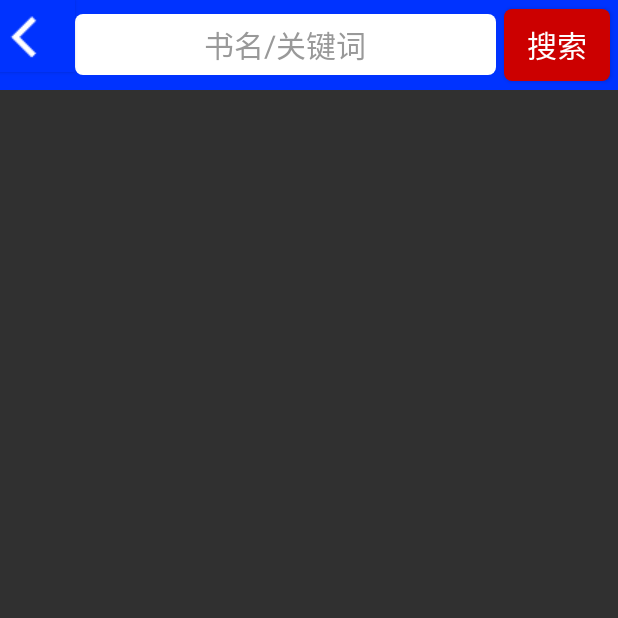
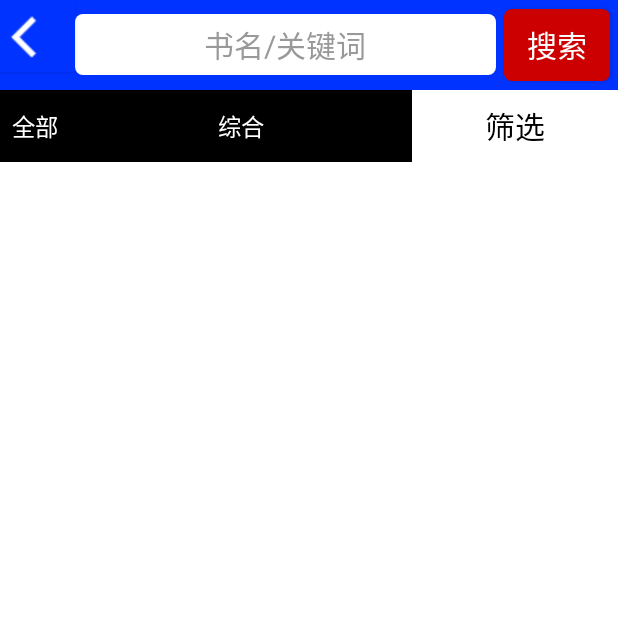
Before and after one commit to dpcraft/ShareBook, an Android app: the SearchActivity screen opened directly, with no data from a screen before it, on a phone screen of 412 x 824 dp, the top half of it. Run offline under Robolectric (Android 15) with nearby library versions, the phone set to English and light mode, and no system bars.

Commit message:
MOD: Welcome page and spinner

```diff
--- a/app/src/main/java/cn/dpcraft/sharebook/FindFragment.java
+++ b/app/src/main/java/cn/dpcraft/sharebook/FindFragment.java
@@ -91,8 +91,6 @@ public class FindFragment extends Fragment{
         mAdapter_ListGroup.AddType(R.layout.book_type_item);
         mAdapter_ListGroup.AddType(R.layout.drawer_button_item);
         listView.setAdapter(mAdapter_ListGroup);
-
-
         list_GroupItem.add(new ListItem(0, getHashMap0()));
         list_GroupItem.add(new ListItem(1, getHashMap0()));
         list_GroupItem.add(new ListItem(2, getHashMap0()));
--- a/app/src/main/java/cn/dpcraft/sharebook/SearchActivity.java
+++ b/app/src/main/java/cn/dpcraft/sharebook/SearchActivity.java
@@ -6,21 +6,38 @@ import android.content.Intent;
 import android.os.Bundle;
 import android.view.View;
 import android.view.inputmethod.InputMethodManager;
+import android.widget.AdapterView;
+import android.widget.ArrayAdapter;
 import android.widget.Button;
 import android.widget.EditText;
+import android.widget.Spinner;
 import android.widget.Toast;
 
 /**
  * Created by DPC on 2016/12/11.
  */
 public class SearchActivity extends Activity {
+
+    private Spinner dealTypeSpinner = null;
+    private Spinner orderSpinner = null;
+    ArrayAdapter<String> dealTypeAdapter = null;
+    ArrayAdapter<String> orderAdapter = null;
+
+    private String[] dealType = new String[]{"全部","仅出售","仅出租"};
+    private String[][] order = new String[][]{{"综合","价格从低到高","价格从高到低","成色优先"},
+            {"综合","价格从低到高","价格从高到低","成色优先"},
+            {"综合","日期从长到短","日期从短到长","成色优先"}};
+
+
     @Override
     protected void onCreate(Bundle savedInstanceState){
         super.onCreate(savedInstanceState);
         setContentView(R.layout.activity_search);
+        setSpinner();
         EditText etSearch = (EditText)findViewById(R.id.et_search);
         Button buttonSearch = (Button)findViewById(R.id.button_search);
         Button buttonBack = (Button)findViewById(R.id.button_back) ;
+        Button buttonFiltration = (Button)findViewById(R.id.button_filtration);
         buttonSearch .setOnClickListener(new View.OnClickListener() {
             @Override
             public void onClick(View view) {
@@ -42,6 +59,27 @@ public class SearchActivity extends Activity {
         intent.putExtra("para2",data2);
         context.startActivity(intent);
     }
+
+    private void setSpinner(){
+        dealTypeSpinner = (Spinner)findViewById(R.id.spin_deal_type);
+        orderSpinner = (Spinner)findViewById(R.id.spin_order);
+        dealTypeAdapter = new ArrayAdapter<String>(SearchActivity.this,R.layout.support_simple_spinner_dropdown_item,dealType);
+        dealTypeSpinner.setAdapter(dealTypeAdapter);
+        dealTypeSpinner.setSelection(0,true);
+        orderAdapter = new ArrayAdapter<String>(SearchActivity.this,R.layout.support_simple_spinner_dropdown_item,order[0]);
+        orderSpinner.setAdapter(orderAdapter);
+        orderSpinner.setSelection(0,true);
+
+       /* dealTypeSpinner.setOnItemClickListener(new AdapterView.OnItemClickListener(){
+            @Override
+            public void onItemSelected(AdapterView<?> arg0,View arg1,int position,long args3){
+                orderAdapter = new ArrayAdapter<String>(SearchActivity.this,R.layout.search_spinner_item,order[position]);
+                orderSpinner.setAdapter(orderAdapter);
+            }
+        });*/
+    }
+
+
     //关闭软键盘
     private void hintKbOne() {
         InputMethodManager imm = (InputMethodManager)getSystemService(Context.INPUT_METHOD_SERVICE);
--- /dev/null
+++ b/app/src/main/res/color/item_bottom_nav_selector.xml
@@ -0,0 +1,6 @@
+<?xml version="1.0" encoding="utf-8"?>
+<selector xmlns:android="http://schemas.android.com/apk/res/android">
+    <item android:color="@color/blue" android:state_checked="true"/>
+    <item android:color="@color/blue" android:state_pressed="true"/>
+    <item android:color="@color/white" />
+</selector>
--- a/app/src/main/res/layout/activity_search.xml
+++ b/app/src/main/res/layout/activity_search.xml
@@ -3,7 +3,8 @@
     xmlns:android="http://schemas.android.com/apk/res/android"
     android:layout_width="match_parent"
     android:layout_height="match_parent"
-    android:orientation="vertical">
+    android:orientation="vertical"
+    android:background="@color/white">
 <LinearLayout
     android:layout_width="match_parent"
     android:layout_height="60dp"
@@ -44,6 +45,7 @@
         android:textColor="@color/white"
         />
    </LinearLayout>
+   <include layout="@layout/search_spinner_item" />
     <ListView
         android:id="@+id/lv_after_search"
         android:layout_width="match_parent"
--- /dev/null
+++ b/app/src/main/res/layout/search_spinner_item.xml
@@ -0,0 +1,32 @@
+<?xml version="1.0" encoding="utf-8"?>
+<LinearLayout xmlns:android="http://schemas.android.com/apk/res/android"
+        android:id="@+id/ll_spinner"
+        android:layout_width="match_parent"
+        android:layout_height="wrap_content"
+        android:orientation="horizontal">
+        <Spinner
+            android:id="@+id/spin_deal_type"
+            android:layout_width="0dp"
+            android:layout_height="wrap_content"
+            android:layout_weight="1"
+            android:background="@color/black"
+            />
+        <Spinner
+            android:id="@+id/spin_order"
+            android:layout_width="0dp"
+            android:layout_height="wrap_content"
+            android:layout_weight="1"
+            android:background="@color/black"/>
+        <Button
+            android:id="@+id/button_filtration"
+            android:layout_width="0dp"
+            android:layout_height="wrap_content"
+            android:layout_weight="1"
+            android:layout_gravity="bottom"
+            android:background="#00000000"
+            android:text="筛选"
+            android:textSize="@dimen/traditional_font_size"
+            android:textColor="@color/black"/>
+
+
+</LinearLayout>
--- /dev/null
+++ b/app/src/main/res/values/array.xml
@@ -0,0 +1,3 @@
+<?xml version="1.0" encoding="utf-8"?>
+<resources>
+</resources>
--- a/app/src/main/res/values/strings.xml
+++ b/app/src/main/res/values/strings.xml
@@ -1,3 +1,3 @@
 <resources>
-    <string name="app_name">ShareBook</string>
+    <string name="app_name">BookHub</string>
 </resources>
```
Also changed, not shown: app/src/main/java/cn/dpcraft/sharebook/MainActivity.java (+46 -0 lines), app/src/main/res/anim/alpha_appear.xml (added, +9 -0 lines), app/src/main/res/anim/alpha_gone.xml (added, +9 -0 lines), app/src/main/res/layout/activity_main.xml (+23 -5 lines), app/src/main/res/drawable/start_page.png (added), 3 other files.
